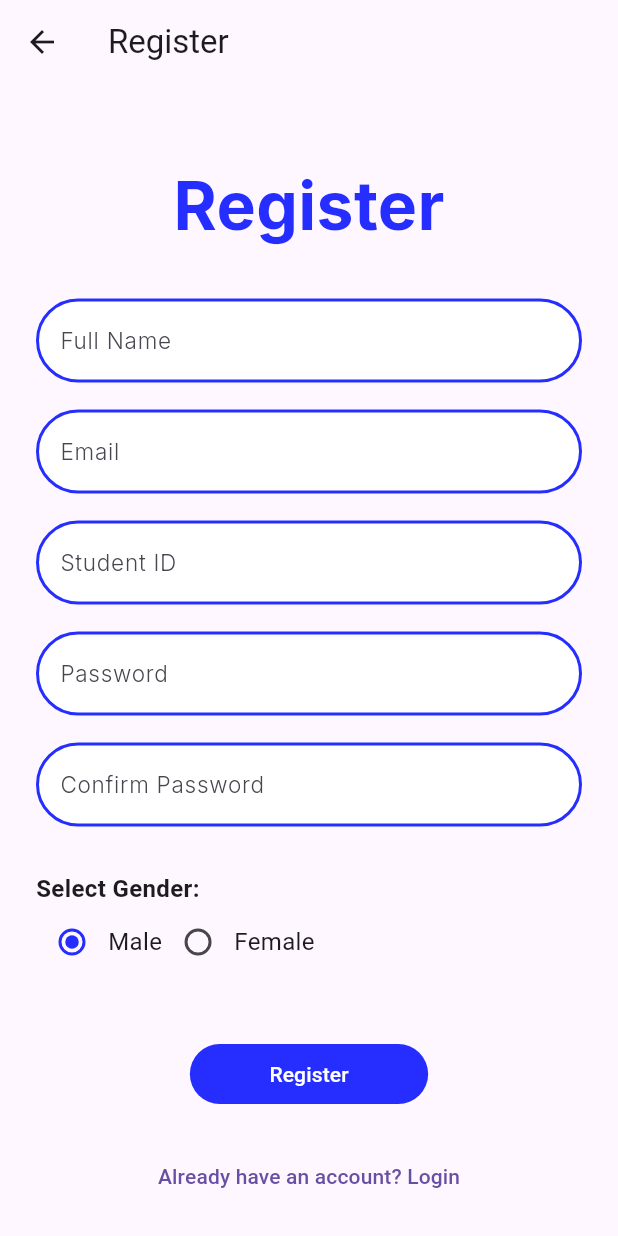
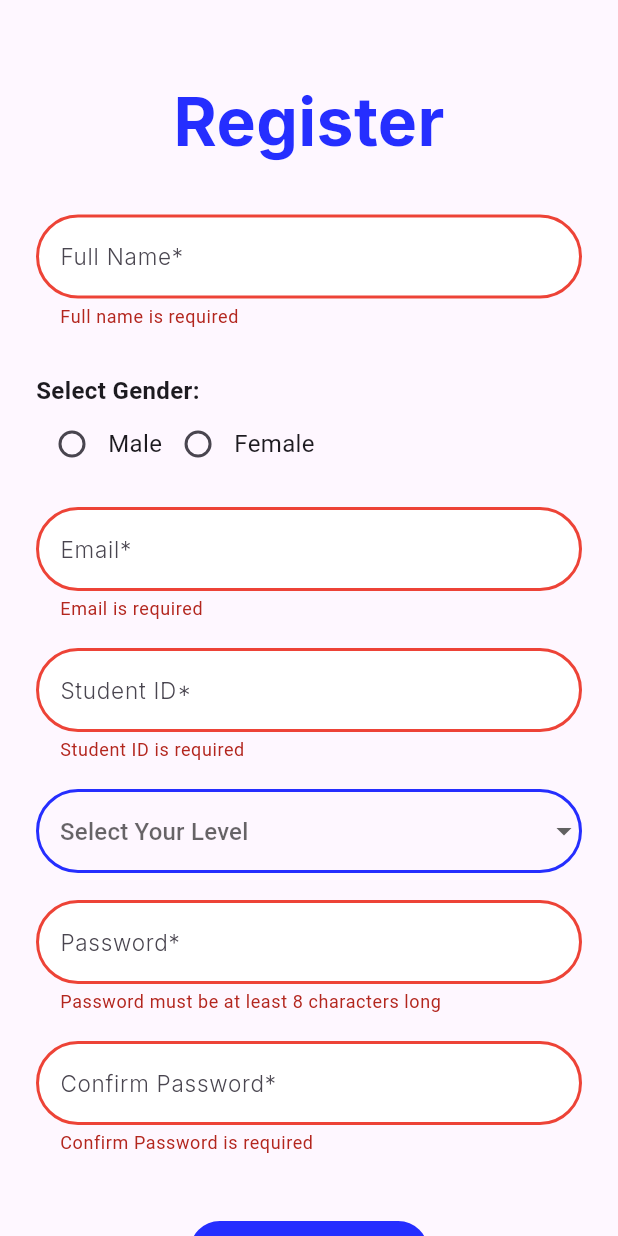
Before and after one commit to M0Hany/flutter-auth-app, a Flutter app: the RegisterScreen screen opened by its route, after a tap on "Register", on a phone screen of 412 x 824 dp. Run offline on Flutter 3.47's test engine with Material 3 defaults, Android fonts, the phone set to English and light mode, and no system bars; missing offline and left inert: dart:ffi.

Commit message:
Added validators and level dropdown

```diff
--- /dev/null
+++ b/lib/core/utils/validators.dart
@@ -0,0 +1,52 @@
+class Validators {
+  static String? validateRequired(String? value, String fieldName) {
+    if (value == null || value.trim().isEmpty) {
+      return "$fieldName is required";
+    }
+    return null;
+  }
+
+  static String? validateStudentID(String? value, String email){
+    if (value == null || value.trim().isEmpty) {
+      return "Student ID is required";
+    }
+    String extractedId = email.substring(0, 8);
+    if(extractedId != value){
+      return "StudentID not matching email";
+    }
+    return null;
+  }
+
+  static String? validateEmail(String? value) {
+    if (value == null || value.trim().isEmpty) {
+      return "Email is required";
+    }
+    final RegExp emailRegex = RegExp(r"^\d{8}@stud\.fci-cu\.edu\.eg$");
+    if (!emailRegex.hasMatch(value)) {
+      return "Enter a valid email address";
+    }
+    return null;
+  }
+
+  /// Validates password strength (min 6 chars)
+  static String? validatePassword(String? value) {
+    if (value == null || value.length < 8) {
+      return "Password must be at least 8 characters long";
+    }
+    final containDigit = RegExp(r"\d");
+    if(!containDigit.hasMatch(value)){
+      return "Password must contain at least 1 number";
+    }
+    return null;
+  }
+
+  static String? validateConfirmPassword(String? value, String originalPassword) {
+    if (value == null || value.isEmpty) {
+      return "Confirm Password is required";
+    }
+    if (value != originalPassword) {
+      return "Passwords do not match";
+    }
+    return null;
+  }
+}
--- a/lib/screens/auth/login_screen.dart
+++ b/lib/screens/auth/login_screen.dart
@@ -1,10 +1,26 @@
 import 'package:flutter/material.dart';
+import 'package:login/core/utils/validators.dart';
 import 'package:login/widgets/auth/auth_text_field.dart';
 import 'package:login/widgets/auth/auth_button.dart';
 import 'package:login/widgets/auth/auth_title.dart';
 
-class LoginScreen extends StatelessWidget {
+class LoginScreen extends StatefulWidget {
   const LoginScreen({super.key});
+  @override
+  State<LoginScreen> createState() => _LoginScreenState();
+}
+
+class _LoginScreenState extends State<LoginScreen> {
+  final _formKey = GlobalKey<FormState>();
+  String studentId = "";
+  String password = "";
+
+  void _submitForm() {
+    if (_formKey.currentState!.validate()) {
+      _formKey.currentState!.save();
+      print("Logging in with: $studentId, $password");
+    }
+  }
 
   @override
   Widget build(BuildContext context) {
@@ -13,19 +29,30 @@ class LoginScreen extends StatelessWidget {
       body: SingleChildScrollView(
         child: Padding(
           padding: const EdgeInsets.symmetric(horizontal: 24),
+          child: Form(
+            key: _formKey,
             child: Column(
               mainAxisAlignment: MainAxisAlignment.center,
               children: [
                 SizedBox(height: 150),
                 AuthTitle(title: "Login"),
                 SizedBox(height: 30),
-              AuthTextField(hintText: "Username"),
+                AuthTextField(
+                    hintText: "Student ID",
+                    onSaved: (value) => studentId = value!,
+                    validator: (value) => Validators.validateRequired(value, "Student ID"),
+                ),
                 SizedBox(height: 18),
-              AuthTextField(hintText: "Password", isPassword: true),
+                AuthTextField(
+                    hintText: "Password",
+                    isPassword: true,
+                    onSaved: (value) => password = value!,
+                    validator: (value) => Validators.validateRequired(value, "Password"),
+                ),
                 SizedBox(height: 40),
                 AuthButton(
                   label: "Login",
-                onPressed: () {},
+                  onPressed: _submitForm,
                 ),
                 SizedBox(height: 20),
                 TextButton(
@@ -38,6 +65,7 @@ class LoginScreen extends StatelessWidget {
             ),
           ),
         ),
+      ),
     );
   }
 }
--- a/lib/screens/auth/register_screen.dart
+++ b/lib/screens/auth/register_screen.dart
@@ -1,5 +1,7 @@
 import 'package:flutter/material.dart';
+import 'package:login/core/utils/validators.dart';
 import 'package:login/widgets/auth/auth_button.dart';
+import 'package:login/widgets/auth/auth_dropdown.dart';
 import 'package:login/widgets/auth/auth_radio.dart';
 import 'package:login/widgets/auth/auth_text_field.dart';
 import 'package:login/widgets/auth/auth_title.dart';
@@ -10,30 +12,66 @@ class RegisterScreen extends StatefulWidget {
 }
 
 class _RegisterScreenState extends State<RegisterScreen> {
-  String _selectedGender = "Male"; // Default gender selection
+  final _formKey = GlobalKey<FormState>();
+
+  final TextEditingController _nameController = TextEditingController();
+  final TextEditingController _emailController = TextEditingController();
+  final TextEditingController _studentIdController = TextEditingController();
+  final TextEditingController _passwordController = TextEditingController();
+  final TextEditingController _confirmPasswordController =
+      TextEditingController();
+
+  String _selectedGender = "";
+  String _selectedLevel = "";
+
+  @override
+  void dispose() {
+    // Dispose controllers to free memory
+    _nameController.dispose();
+    _emailController.dispose();
+    _studentIdController.dispose();
+    _passwordController.dispose();
+    _confirmPasswordController.dispose();
+    super.dispose();
+  }
+
+  void _submitForm() {
+    if (_formKey.currentState!.validate()) {
+      // Form is valid, retrieve values
+      String name = _nameController.text.trim();
+      String email = _emailController.text.trim();
+      String studentId = _studentIdController.text.trim();
+      String password = _passwordController.text;
+
+      print(
+        "Registering User: $name, $email, $studentId, Gender: $_selectedGender, Level: $_selectedLevel",
+      );
+
+      // TODO: Implement actual registration logic (e.g., send data to backend)
+    }
+  }
 
   @override
   Widget build(BuildContext context) {
     return Scaffold(
-      appBar: AppBar(title: Text("Register")),
       body: SingleChildScrollView(
         child: Padding(
           padding: const EdgeInsets.symmetric(horizontal: 24),
+          child: Form(
+            key: _formKey,
             child: Column(
               mainAxisAlignment: MainAxisAlignment.center,
               children: [
                 SizedBox(height: 50),
                 AuthTitle(title: "Register"),
                 SizedBox(height: 30),
-              AuthTextField(hintText: "Full Name"),
-              SizedBox(height: 18),
-              AuthTextField(hintText: "Email"),
-              SizedBox(height: 18),
-              AuthTextField(hintText: "Student ID"),
-              SizedBox(height: 18),
-              AuthTextField(hintText: "Password", isPassword: true),
-              SizedBox(height: 18),
-              AuthTextField(hintText: "Confirm Password", isPassword: true),
+                AuthTextField(
+                  hintText: "Full Name*",
+                  controller: _nameController,
+                  validator:
+                      (value) =>
+                          Validators.validateRequired(value, "Full name"),
+                ),
                 SizedBox(height: 30),
 
                 /// Gender Selection
@@ -54,7 +92,8 @@ class _RegisterScreenState extends State<RegisterScreen> {
                         setState(() {
                           _selectedGender = newValue;
                         });
-                      }),
+                      },
+                    ),
                     AuthRadio(
                       title: "Female",
                       value: "Female",
@@ -63,15 +102,57 @@ class _RegisterScreenState extends State<RegisterScreen> {
                         setState(() {
                           _selectedGender = newValue;
                         });
-                      }),
+                      },
+                    ),
                   ],
                 ),
-
+                SizedBox(height: 18),
+                AuthTextField(
+                  hintText: "Email*",
+                  controller: _emailController,
+                  validator: (value) => Validators.validateEmail(value),
+                ),
+                SizedBox(height: 18),
+                AuthTextField(
+                  hintText: "Student ID*",
+                  controller: _studentIdController,
+                  validator:
+                      (value) => Validators.validateStudentID(
+                        value,
+                        _emailController.text,
+                      ),
+                ),
+                SizedBox(height: 18),
+                AuthDropdown(
+                  items: ["1", "2", "3", "4"],
+                  hintText: "Select Your Level",
+                  label: "Level",
+                  onChanged: (newValue) {
+                    setState(() {
+                      _selectedLevel = newValue;
+                    });
+                  },
+                ),
+                SizedBox(height: 18),
+                AuthTextField(
+                  hintText: "Password*",
+                  isPassword: true,
+                  controller: _passwordController,
+                  validator: (value) => Validators.validatePassword(value),
+                ),
+                SizedBox(height: 18),
+                AuthTextField(
+                  hintText: "Confirm Password*",
+                  isPassword: true,
+                  controller: _confirmPasswordController,
+                  validator:
+                      (value) => Validators.validateConfirmPassword(
+                        value,
+                        _passwordController.text,
+                      ),
+                ),
                 SizedBox(height: 40),
-              AuthButton(
-                label: "Register",
-                onPressed: () {},
-              ),
+                AuthButton(label: "Register", onPressed: _submitForm),
                 SizedBox(height: 20),
                 TextButton(
                   onPressed: () {
@@ -83,6 +164,7 @@ class _RegisterScreenState extends State<RegisterScreen> {
             ),
           ),
         ),
+      ),
     );
   }
 }
--- /dev/null
+++ b/lib/widgets/auth/auth_dropdown.dart
@@ -0,0 +1,48 @@
+import 'dart:ffi';
+
+import 'package:flutter/material.dart';
+
+class AuthDropdown extends StatelessWidget {
+  final String? label;
+  final String? hintText;
+  final List<String> items;
+  final Function(String) onChanged;
+  const AuthDropdown({
+    super.key,
+    required this.onChanged,
+    required this.items,
+    this.label,
+    this.hintText,
+  });
+
+  @override
+  Widget build(BuildContext context) {
+    return DropdownButtonFormField<String>(
+      value: null,
+      decoration: InputDecoration(
+        hintText: hintText,
+        enabledBorder: OutlineInputBorder(borderRadius: BorderRadius.all(Radius.circular(40)),
+            borderSide: const BorderSide(color: Color(0xFF252EFF), width: 2.0)
+        ),
+        focusedBorder: OutlineInputBorder(borderRadius: BorderRadius.all(Radius.circular(40)),
+            borderSide: const BorderSide(color: Color(0xFF252EFF), width: 2.0)
+        ),
+        errorBorder: OutlineInputBorder(borderRadius: BorderRadius.all(Radius.circular(40)),
+            borderSide: const BorderSide(color: Color(0xFFed4337), width: 2.0)
+        ),
+        focusedErrorBorder: OutlineInputBorder(borderRadius: BorderRadius.all(Radius.circular(40)),
+            borderSide: const BorderSide(color: Color(0xFFed4337), width: 2.0)
+        ),
+      ),
+      items: items
+          .map((item) => DropdownMenuItem(
+        value: item,
+        child: Text("$label $item"),
+      ))
+          .toList(),
+      onChanged: (newValue) {
+        onChanged;
+      }
+    );
+  }
+}
--- a/lib/widgets/auth/auth_text_field.dart
+++ b/lib/widgets/auth/auth_text_field.dart
@@ -3,11 +3,28 @@ import 'package:flutter/material.dart';
 class AuthTextField extends StatelessWidget {
   final String hintText;
   final bool isPassword;
-  const AuthTextField({super.key, required this.hintText, this.isPassword = false});
+  final TextEditingController? controller;
+  final FormFieldValidator<String>? validator;
+  final FormFieldSetter<String>? onSaved;
+  final TextInputType keyboardType;
+
+  const AuthTextField({
+    Key? key,
+    required this.hintText,
+    this.isPassword = false,
+    this.controller,
+    this.validator,
+    this.onSaved,
+    this.keyboardType = TextInputType.text,
+  }) : super(key: key);
 
   @override
   Widget build(BuildContext context) {
-    return TextField(
+    return TextFormField(
+      controller: controller,
+      validator: validator,
+      onSaved: onSaved,
+      keyboardType: keyboardType,
       obscureText: isPassword,
       decoration: InputDecoration(
         enabledBorder: OutlineInputBorder(borderRadius: BorderRadius.all(Radius.circular(40)),
@@ -15,6 +32,12 @@ class AuthTextField extends StatelessWidget {
         ),
         focusedBorder: OutlineInputBorder(borderRadius: BorderRadius.all(Radius.circular(40)),
             borderSide: const BorderSide(color: Color(0xFF252EFF), width: 2.0)
+        ),
+        errorBorder: OutlineInputBorder(borderRadius: BorderRadius.all(Radius.circular(40)),
+            borderSide: const BorderSide(color: Color(0xFFed4337), width: 2.0)
+        ),
+        focusedErrorBorder: OutlineInputBorder(borderRadius: BorderRadius.all(Radius.circular(40)),
+            borderSide: const BorderSide(color: Color(0xFFed4337), width: 2.0)
         ),
         hintText: hintText,
         hintStyle: TextStyle(
```
Lines whose indentation alone changed are shown as unchanged.
